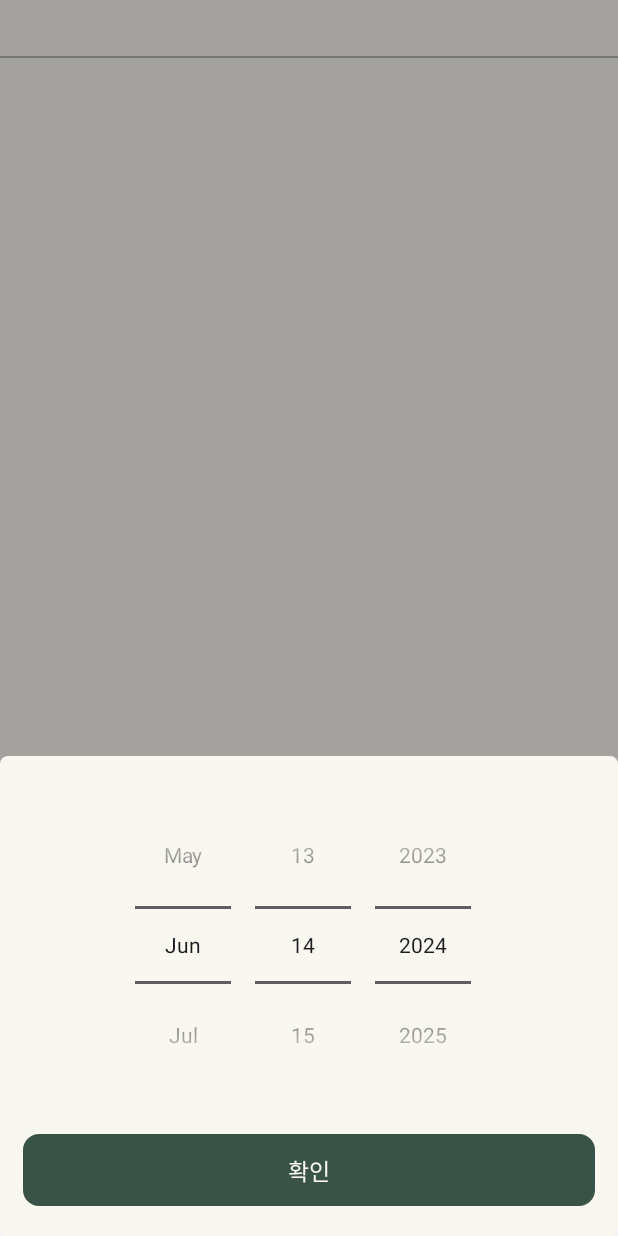
After one commit to CSID-DGU/2024-1-OSSP1-KoreanAlwaysEatRice-1, an Android app: the fragment GetExpiryDateBottomSheet placed in its activity, on a phone screen of 412 x 824 dp. The commit adds this screen. Run offline under Robolectric (Android 15) with nearby library versions, the phone set to English and light mode, and no system bars; our stand-ins replace Dagger/Hilt's generated code, Timber, data binding.

Commit message:
#75 [feat] 유통기한 입력받기 기능 구현

```diff
--- a/client/app/src/main/java/com/kaer/menuw/presentation/home/refrigerator/RefrigeratorFragment.kt
+++ b/client/app/src/main/java/com/kaer/menuw/presentation/home/refrigerator/RefrigeratorFragment.kt
@@ -132,7 +132,7 @@ class RefrigeratorFragment :
     }
 
     companion object {
-        private const val BOTTOM_SHEET = "BOTTOM_SHEET"
+        const val BOTTOM_SHEET = "BOTTOM_SHEET"
         const val INGREDIENT_ID_LIST = "INGREDIENT_ID_LIST"
     }
 }
--- /dev/null
+++ b/client/app/src/main/java/com/kaer/menuw/presentation/home/refrigerator/add/checkdate/GetExpiryDateBottomSheet.kt
@@ -0,0 +1,64 @@
+package com.kaer.menuw.presentation.home.refrigerator.add.checkdate
+
+import android.os.Bundle
+import android.view.LayoutInflater
+import android.view.View
+import android.view.ViewGroup
+import androidx.fragment.app.activityViewModels
+import com.google.android.material.bottomsheet.BottomSheetDialogFragment
+import com.kaer.menuw.databinding.BottomsheetGetExpiryDateBinding
+import com.kaer.menuw.presentation.home.refrigerator.add.AddIngredientViewModel
+import com.kaer.menuw.presentation.home.refrigerator.add.SharedPreferenceManager
+import dagger.hilt.android.AndroidEntryPoint
+import timber.log.Timber
+
+@AndroidEntryPoint
+class GetExpiryDateBottomSheet : BottomSheetDialogFragment() {
+
+    private val viewModel by activityViewModels<AddIngredientViewModel>()
+
+    private lateinit var sharedPreferences: SharedPreferenceManager
+
+    private var _binding: BottomsheetGetExpiryDateBinding? = null
+    val binding: BottomsheetGetExpiryDateBinding
+        get() = requireNotNull(_binding as BottomsheetGetExpiryDateBinding)
+
+    override fun onCreateView(
+        inflater: LayoutInflater,
+        container: ViewGroup?,
+        savedInstanceState: Bundle?
+    ): View? {
+        _binding = BottomsheetGetExpiryDateBinding.inflate(inflater, container, false)
+        binding.lifecycleOwner = viewLifecycleOwner
+        return binding.root
+    }
+
+    override fun onViewCreated(view: View, savedInstanceState: Bundle?) {
+        super.onViewCreated(view, savedInstanceState)
+
+        sharedPreferences = SharedPreferenceManager(requireContext())
+
+        setExpiryDate()
+    }
+
+    private fun setExpiryDate() {
+        val expiryDate = ArrayList<String>()
+        var currentIndex = 0
+        viewModel.selectedIngredientArray.observe(viewLifecycleOwner) { ingredients ->
+            binding.btnExpiryDate.setOnClickListener {
+                if (currentIndex < ingredients.size) {
+                    val selectedDate =
+                        "${binding.datepickerExpiryDate.year} - ${binding.datepickerExpiryDate.month + 1} - ${binding.datepickerExpiryDate.dayOfMonth}"
+                    expiryDate.add(selectedDate)
+                    Timber.d("테스트 클릭 expiry-> $expiryDate")
+
+                    if (expiryDate.size == ingredients.size) {
+                        viewModel.setExpiryDate(expiryDate)
+                        dismiss()
+                    }
+                    currentIndex++
+                }
+            }
+        }
+    }
+}
--- /dev/null
+++ b/client/app/src/main/res/layout/bottomsheet_get_expiry_date.xml
@@ -0,0 +1,57 @@
+<?xml version="1.0" encoding="utf-8"?>
+<layout xmlns:android="http://schemas.android.com/apk/res/android"
+    xmlns:app="http://schemas.android.com/apk/res-auto">
+
+    <data>
+
+    </data>
+
+    <androidx.constraintlayout.widget.ConstraintLayout
+        android:layout_width="match_parent"
+        android:layout_height="wrap_content"
+        android:backgroundTint="@android:color/transparent">
+
+        <androidx.constraintlayout.widget.ConstraintLayout
+            android:layout_width="match_parent"
+            android:layout_height="wrap_content"
+            android:background="@drawable/shape_bright_fill_5_rect"
+            app:layout_constraintTop_toTopOf="parent"
+            app:layout_constraintBottom_toBottomOf="parent"
+            app:layout_constraintStart_toStartOf="parent"
+            app:layout_constraintEnd_toEndOf="parent">
+
+            <DatePicker
+                android:id="@+id/datepicker_expiry_date"
+                android:layout_width="wrap_content"
+                android:layout_height="wrap_content"
+                android:datePickerMode="spinner"
+                android:calendarViewShown="false"
+                android:layout_marginTop="20dp"
+                app:layout_constraintStart_toStartOf="parent"
+                app:layout_constraintEnd_toEndOf="parent"
+                app:layout_constraintTop_toTopOf="parent" />
+
+            <androidx.appcompat.widget.AppCompatButton
+                android:id="@+id/btn_expiry_date"
+                style="@style/body_bold"
+                android:layout_width="0dp"
+                android:layout_height="wrap_content"
+                android:background="@drawable/shape_green_fill_10_rect"
+                android:text="확인"
+                android:textColor="@color/bright"
+                android:textSize="15dp"
+                android:paddingVertical="10dp"
+                android:includeFontPadding="false"
+                android:layout_marginTop="20dp"
+                android:layout_marginHorizontal="15dp"
+                android:layout_marginBottom="20dp"
+                android:outlineProvider="none"
+                app:layout_constraintTop_toBottomOf="@id/datepicker_expiry_date"
+                app:layout_constraintBottom_toBottomOf="parent"
+                app:layout_constraintStart_toStartOf="parent"
+                app:layout_constraintEnd_toEndOf="parent" />
+
+        </androidx.constraintlayout.widget.ConstraintLayout>
+
+    </androidx.constraintlayout.widget.ConstraintLayout>
+</layout>
```
Also changed, not shown: client/app/src/main/java/com/kaer/menuw/presentation/home/refrigerator/add/AddIngredientActivity.kt (+15 -8 lines), client/app/src/main/java/com/kaer/menuw/presentation/home/refrigerator/add/AddIngredientViewModel.kt (+13 -5 lines).
